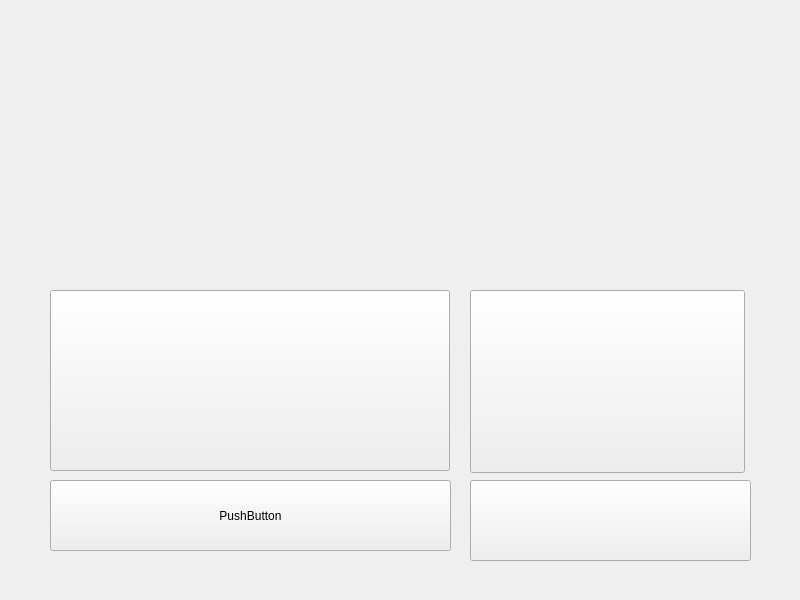
Qt form menu.ui (DreamTeamHelha/SirtoliRacing) before a commit.
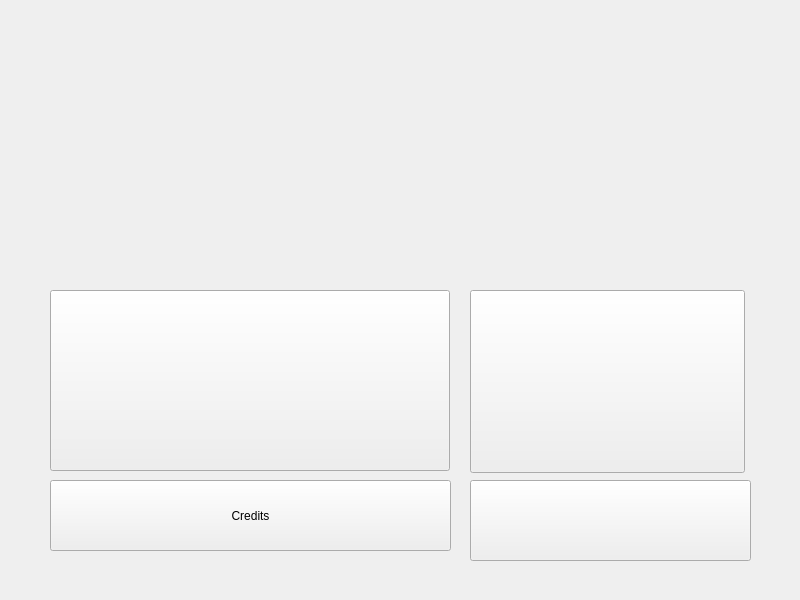
The same form after that commit. Icons and pictures are not drawn.

```diff
--- a/menu.ui
+++ b/menu.ui
@@ -19,8 +19,8 @@
   <widget class="QLabel" name="label">
    <property name="geometry">
     <rect>
-     <x>330</x>
-     <y>0</y>
+     <x>310</x>
+     <y>10</y>
      <width>211</width>
      <height>261</height>
     </rect>
@@ -105,7 +105,7 @@
     </rect>
    </property>
    <property name="text">
-    <string>PushButton</string>
+    <string>Credits</string>
    </property>
   </widget>
  </widget>
```
